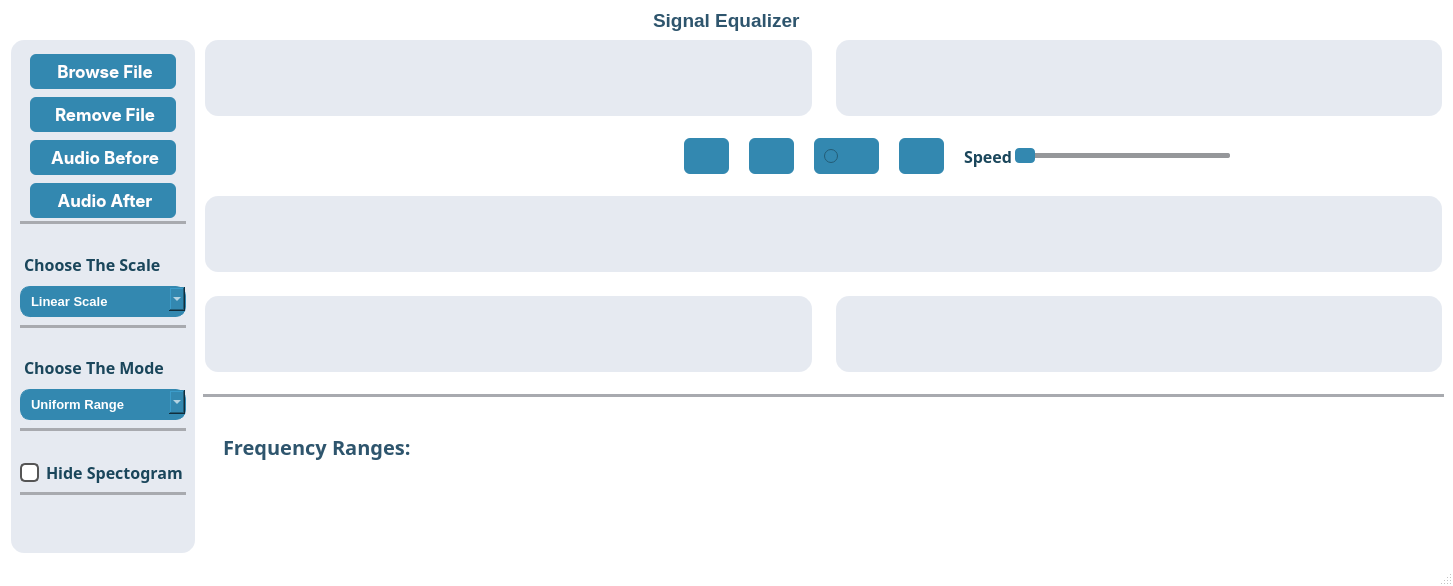
This is SignalEqualizer.ui in DSP-Projects/Signal_Equalizer as Qt 5 draws it before an edit. The edited form follows.
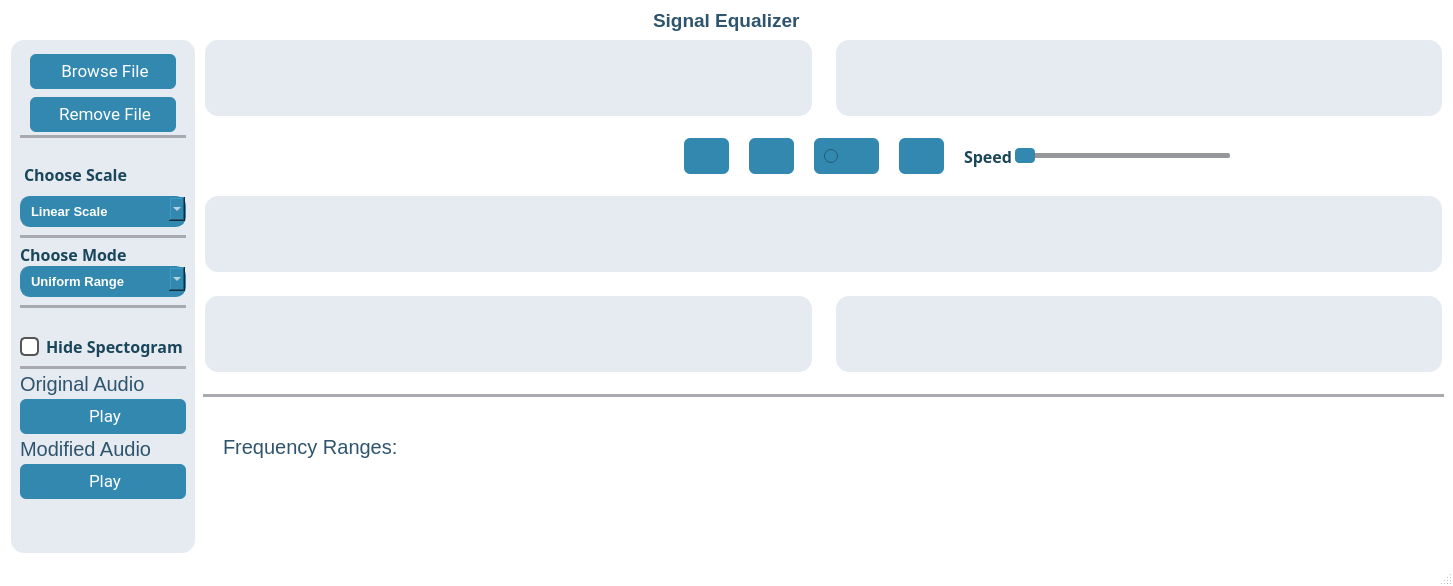
This is the edited form. Icons and pictures are not drawn. Custom widgets are drawn as their Qt base class.

What changed in the file:
```diff
--- a/SignalEqualizer.ui
+++ b/SignalEqualizer.ui
@@ -45,10 +45,8 @@
           <widget class="QPushButton" name="browseFile">
            <property name="font">
             <font>
-             <family>-apple-system</family>
+             <family>-apple-system,system-ui,Segoe UI,Roboto,Helvetica Neue,Ubuntu,sans-serif</family>
              <pointsize>-1</pointsize>
-             <weight>75</weight>
-             <bold>true</bold>
             </font>
            </property>
            <property name="cursor">
@@ -112,10 +110,8 @@
           <widget class="QPushButton" name="removeFile">
            <property name="font">
             <font>
-             <family>-apple-system</family>
+             <family>-apple-system,system-ui,Segoe UI,Roboto,Helvetica Neue,Ubuntu,sans-serif</family>
              <pointsize>-1</pointsize>
-             <weight>75</weight>
-             <bold>true</bold>
             </font>
            </property>
            <property name="cursor">
@@ -175,132 +171,6 @@
            </property>
           </widget>
          </item>
-         <item>
-          <widget class="QPushButton" name="audioBefore">
-           <property name="font">
-            <font>
-             <family>-apple-system</family>
-             <pointsize>-1</pointsize>
-             <weight>75</weight>
-             <bold>true</bold>
-            </font>
-           </property>
-           <property name="cursor">
-            <cursorShape>PointingHandCursor</cursorShape>
-           </property>
-           <property name="styleSheet">
-            <string notr="true">QPushButton{
-  appearance: button;
-  backface-visibility: hidden;
-  background-color: #3388b0;
-  border-radius: 6px;
-  border-width: 0;
-  box-shadow: rgba(50, 50, 93, .1) 0 0 0 1px inset,rgba(50, 50, 93, .1) 0 2px 5px 0,rgba(0, 0, 0, .07) 0 1px 1px 0;
-  box-sizing: border-box;
-  color: #ffffff;
-  cursor: pointer;
-  font-family: -apple-system,system-ui,&quot;Segoe UI&quot;,Roboto,&quot;Helvetica Neue&quot;,Ubuntu,sans-serif;
-  font-size: 17px;
-  height: 35px;
-  line-height: 1.15;
- margin: 0px 10px;
- margin-top:5px;
-  outline: none;
-  overflow: hidden;
-  padding: 0 5px;
-  padding-right:1px;
-
-  position: relative;
-  text-align: center;
-  text-transform: none;
-  transform: translateZ(0);
-  transition: all .2s,box-shadow .08s ease-in;
-  touch-action: manipulation;
-  width:140px;
-}
-QPushButton:hover {
-    background-color: #2e6d8e;    /* Slightly lighter blue when hovering */
-}
-
-QPushButton:pressed {
-    background-color: #1b4b61;    /* Darker blue when pressed */
-}
-</string>
-           </property>
-           <property name="text">
-            <string>Audio Before</string>
-           </property>
-           <property name="iconSize">
-            <size>
-             <width>25</width>
-             <height>25</height>
-            </size>
-           </property>
-          </widget>
-         </item>
-         <item>
-          <widget class="QPushButton" name="audioAfter">
-           <property name="font">
-            <font>
-             <family>-apple-system</family>
-             <pointsize>-1</pointsize>
-             <weight>75</weight>
-             <bold>true</bold>
-            </font>
-           </property>
-           <property name="cursor">
-            <cursorShape>PointingHandCursor</cursorShape>
-           </property>
-           <property name="styleSheet">
-            <string notr="true">QPushButton{
-  appearance: button;
-  backface-visibility: hidden;
-  background-color: #3388b0;
-  border-radius: 6px;
-  border-width: 0;
-  box-shadow: rgba(50, 50, 93, .1) 0 0 0 1px inset,rgba(50, 50, 93, .1) 0 2px 5px 0,rgba(0, 0, 0, .07) 0 1px 1px 0;
-  box-sizing: border-box;
-  color: #ffffff;
-  cursor: pointer;
-  font-family: -apple-system,system-ui,&quot;Segoe UI&quot;,Roboto,&quot;Helvetica Neue&quot;,Ubuntu,sans-serif;
-  font-size: 17px;
-  height: 35px;
-  line-height: 1.15;
- margin: 0px 10px;
- margin-top:5px;
-  outline: none;
-  overflow: hidden;
-  padding: 0 5px;
-  padding-right:1px;
-
-  position: relative;
-  text-align: center;
-  text-transform: none;
-  transform: translateZ(0);
-  transition: all .2s,box-shadow .08s ease-in;
-  touch-action: manipulation;
-  width:140px;
-}
-QPushButton:hover {
-    background-color: #2e6d8e;    /* Slightly lighter blue when hovering */
-}
-
-QPushButton:pressed {
-    background-color: #1b4b61;    /* Darker blue when pressed */
-}
-</string>
-           </property>
-           <property name="text">
-            <string>Audio After</string>
-           </property>
-           <property name="iconSize">
-            <size>
-             <width>23</width>
-             <height>23</height>
-            </size>
-           </property>
-          </widget>
-         </item>
          <item>
           <widget class="Line" name="line1">
            <property name="styleSheet">
@@ -377,7 +247,7 @@
 border: None;</string>
              </property>
              <property name="text">
-              <string>Choose The Scale</string>
+              <string>Choose Scale</string>
              </property>
             </widget>
            </item>
@@ -496,12 +366,10 @@
              <property name="styleSheet">
               <string notr="true">color: rgb(26, 70, 91);
 background: rgba(74, 74, 74, 0);
-margin-top: 20px;
-margin-bottom: 10px;
 border: None;</string>
              </property>
              <property name="text">
-              <string>Choose The Mode</string>
+              <string>Choose Mode</string>
              </property>
             </widget>
            </item>
@@ -702,6 +570,162 @@
            </property>
           </widget>
          </item>
+         <item>
+          <widget class="QLabel" name="label_2">
+           <property name="styleSheet">
+            <string notr="true">padding:0 0px;
+text-align: top;
+color:#2e556d;
+font-size: 20px;
+font-weiht:bold;
+border:None;</string>
+           </property>
+           <property name="text">
+            <string>Original Audio</string>
+           </property>
+          </widget>
+         </item>
+         <item>
+          <widget class="QPushButton" name="audioBefore">
+           <property name="font">
+            <font>
+             <family>-apple-system,system-ui,Segoe UI,Roboto,Helvetica Neue,Ubuntu,sans-serif</family>
+             <pointsize>-1</pointsize>
+            </font>
+           </property>
+           <property name="cursor">
+            <cursorShape>PointingHandCursor</cursorShape>
+           </property>
+           <property name="styleSheet">
+            <string notr="true">QPushButton{
+  appearance: button;
+  backface-visibility: hidden;
+  background-color: #3388b0;
+  border-radius: 6px;
+  border-width: 0;
+  box-shadow: rgba(50, 50, 93, .1) 0 0 0 1px inset,rgba(50, 50, 93, .1) 0 2px 5px 0,rgba(0, 0, 0, .07) 0 1px 1px 0;
+  box-sizing: border-box;
+  color: #ffffff;
+  cursor: pointer;
+  font-family: -apple-system,system-ui,&quot;Segoe UI&quot;,Roboto,&quot;Helvetica Neue&quot;,Ubuntu,sans-serif;
+  font-size: 17px;
+  height: 35px;
+  line-height: 1.15;
+  outline: none;
+  overflow: hidden;
+  padding: 0 5px;
+  padding-right:1px;
+
+  position: relative;
+  text-align: center;
+  text-transform: none;
+  transform: translateZ(0);
+  transition: all .2s,box-shadow .08s ease-in;
+  touch-action: manipulation;
+  width:140px;
+}
+QPushButton:hover {
+    background-color: #2e6d8e;    /* Slightly lighter blue when hovering */
+}
+
+QPushButton:pressed {
+    background-color: #1b4b61;    /* Darker blue when pressed */
+}
+</string>
+           </property>
+           <property name="text">
+            <string>Play</string>
+           </property>
+           <property name="icon">
+            <iconset>
+             <normaloff>icons/play.png</normaloff>icons/play.png</iconset>
+           </property>
+           <property name="iconSize">
+            <size>
+             <width>25</width>
+             <height>25</height>
+            </size>
+           </property>
+          </widget>
+         </item>
+         <item>
+          <widget class="QLabel" name="label_3">
+           <property name="styleSheet">
+            <string notr="true">padding:0 0px;
+text-align: top;
+color:#2e556d;
+font-size: 20px;
+font-weiht:bold;
+border:None;</string>
+           </property>
+           <property name="text">
+            <string>Modified Audio</string>
+           </property>
+          </widget>
+         </item>
+         <item>
+          <widget class="QPushButton" name="audioAfter">
+           <property name="font">
+            <font>
+             <family>-apple-system,system-ui,Segoe UI,Roboto,Helvetica Neue,Ubuntu,sans-serif</family>
+             <pointsize>-1</pointsize>
+            </font>
+           </property>
+           <property name="cursor">
+            <cursorShape>PointingHandCursor</cursorShape>
+           </property>
+           <property name="styleSheet">
+            <string notr="true">QPushButton{
+  appearance: button;
+  backface-visibility: hidden;
+  background-color: #3388b0;
+  border-radius: 6px;
+  border-width: 0;
+  box-shadow: rgba(50, 50, 93, .1) 0 0 0 1px inset,rgba(50, 50, 93, .1) 0 2px 5px 0,rgba(0, 0, 0, .07) 0 1px 1px 0;
+  box-sizing: border-box;
+  color: #ffffff;
+  cursor: pointer;
+  font-family: -apple-system,system-ui,&quot;Segoe UI&quot;,Roboto,&quot;Helvetica Neue&quot;,Ubuntu,sans-serif;
+  font-size: 17px;
+  height: 35px;
+  line-height: 1.15;
+  outline: none;
+  overflow: hidden;
+  padding: 0 5px;
+  padding-right:1px;
+
+  position: relative;
+  text-align: center;
+  text-transform: none;
+  transform: translateZ(0);
+  transition: all .2s,box-shadow .08s ease-in;
+  touch-action: manipulation;
+  width:140px;
+}
+QPushButton:hover {
+    background-color: #2e6d8e;    /* Slightly lighter blue when hovering */
+}
+
+QPushButton:pressed {
+    background-color: #1b4b61;    /* Darker blue when pressed */
+}
+</string>
+           </property>
+           <property name="text">
+            <string>Play</string>
+           </property>
+           <property name="icon">
+            <iconset>
+             <normaloff>icons/play.png</normaloff>icons/play.png</iconset>
+           </property>
+           <property name="iconSize">
+            <size>
+             <width>23</width>
+             <height>23</height>
+            </size>
+           </property>
+          </widget>
+         </item>
          <item>
           <spacer name="verticalSpacer_5">
            <property name="orientation">
@@ -1214,10 +1238,7 @@
               <widget class="QLabel" name="label_">
                <property name="font">
                 <font>
-                 <family>Overpass SemiBold</family>
                  <pointsize>-1</pointsize>
-                 <weight>75</weight>
-                 <bold>true</bold>
                 </font>
                </property>
                <property name="styleSheet">
```
Left out of the diff: 15 changed lines with no effect on the pictures.
